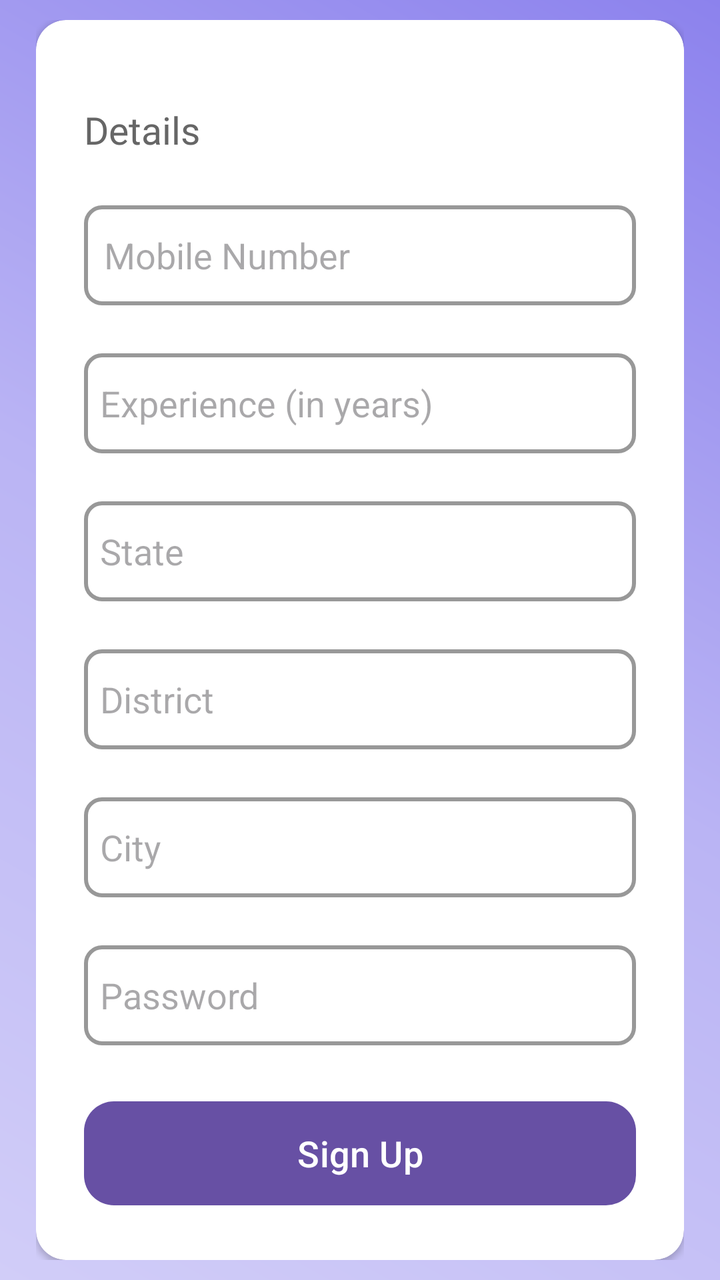
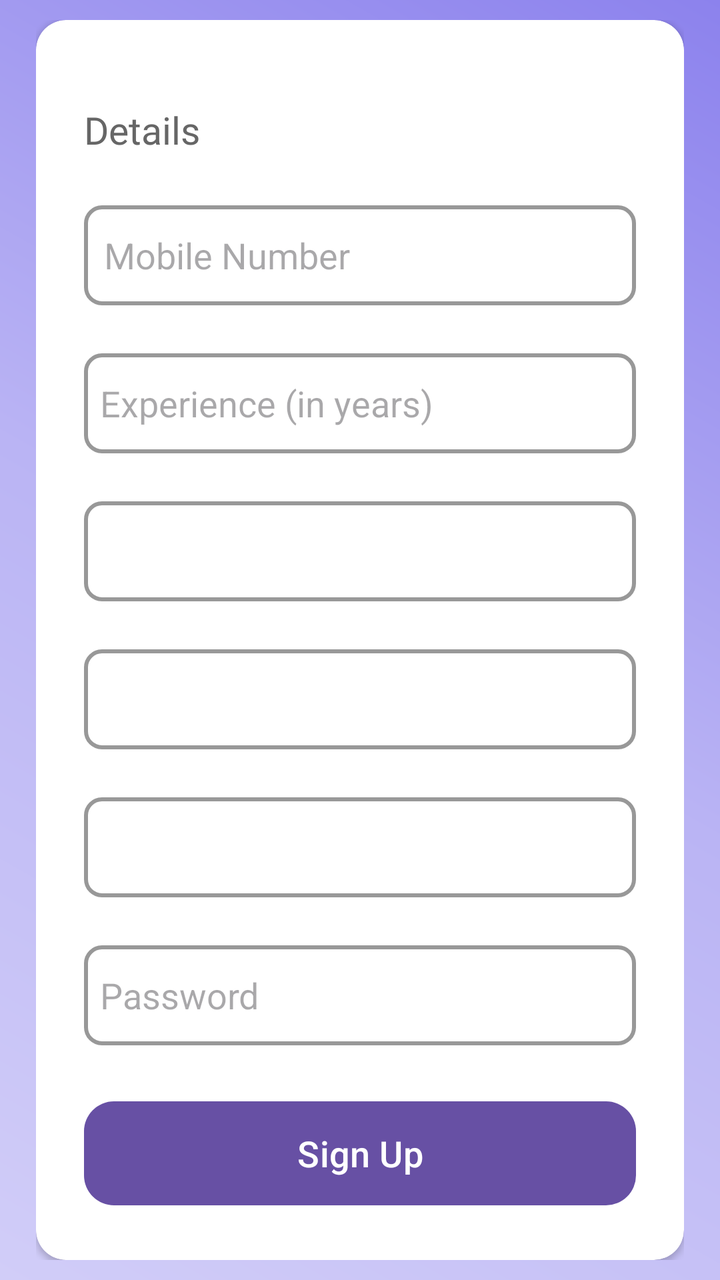

The first picture is an Android layout as it rendered before a commit; the second is the same layout after the commit. The layout source and the unified diff follow.
<!-- AndroidManifest.xml: application theme Theme.EDermaCareLatestt -->
<!-- res/layout/activity2_signup_dermatologist.xml -->
<?xml version="1.0" encoding="utf-8"?>
<RelativeLayout xmlns:android="http://schemas.android.com/apk/res/android"
    xmlns:tools="http://schemas.android.com/tools"
    xmlns:app="http://schemas.android.com/apk/res-auto"
    android:layout_width="match_parent"
    android:layout_height="match_parent"
    tools:context=".detectFragment1"
    android:paddingVertical="10dp"
    android:paddingHorizontal="18dp"
    android:background="@drawable/gradients">

    <androidx.cardview.widget.CardView
        android:id="@+id/card_view"
        android:layout_width="match_parent"
        android:layout_height="wrap_content"
        android:layout_margin="0dp"
        app:cardCornerRadius="15dp"
        android:layout_centerInParent="true">

        <LinearLayout
            android:layout_width="match_parent"
            android:layout_height="wrap_content"
            android:layout_gravity="center_horizontal"
            android:orientation="vertical"
            android:padding="24dp">

            <TextView
                android:id="@+id/textView"
                android:layout_width="match_parent"
                android:layout_height="wrap_content"
                android:layout_marginTop="18dp"
                android:fontFamily="@font/poppins"
                android:text="Details"
                android:textAlignment="textStart"
                android:textColor="@color/darkgray"
                android:textSize="19sp" />

            <EditText
                android:id="@+id/dermatologist_mobileNo"
                android:layout_width="match_parent"
                android:layout_height="50dp"
                android:layout_marginTop="25dp"
                android:background="@drawable/light_grey_border"
                android:drawablePadding="8dp"
                android:hint="Mobile Number"
                android:padding="10dp"
                android:textColor="@color/black" />

            <EditText
                android:id="@+id/dermatologist_experience"
                android:layout_width="match_parent"
                android:layout_height="50dp"
                android:layout_marginTop="24dp"
                android:background="@drawable/light_grey_border"
                android:drawablePadding="8dp"
                android:hint="Experience (in years)"
                android:padding="8dp"
                android:textColor="@color/black" />

            <EditText
                android:id="@+id/dermatologist_state"
                android:layout_width="match_parent"
                android:layout_height="50dp"
                android:layout_marginTop="24dp"
                android:background="@drawable/light_grey_border"
                android:drawablePadding="8dp"
                android:hint="State"
                android:padding="8dp"
                android:textColor="@color/black" />

            <EditText
                android:id="@+id/dermatologist_district"
                android:layout_width="match_parent"
                android:layout_height="50dp"
                android:layout_marginTop="24dp"
                android:background="@drawable/light_grey_border"
                android:drawablePadding="8dp"
                android:hint="District"
                android:padding="8dp"
                android:textColor="@color/black" />

            <EditText
                android:id="@+id/dermatologist_city"
                android:layout_width="match_parent"
                android:layout_height="50dp"
                android:layout_marginTop="24dp"
                android:background="@drawable/light_grey_border"
                android:drawablePadding="8dp"
                android:hint="City"
                android:padding="8dp"
                android:textColor="@color/black" />

            <EditText
                android:id="@+id/dermatologist_signup_password"
                android:layout_width="match_parent"
                android:layout_height="50dp"
                android:layout_marginTop="24dp"
                android:background="@drawable/light_grey_border"
                android:drawablePadding="8dp"
                android:hint="Password"
                android:inputType="textPassword"
                android:padding="8dp"
                android:textColor="@color/black" />

            <Button
                android:id="@+id/dermatologist_signup_button"
                android:layout_width="match_parent"
                android:layout_height="60dp"
                android:layout_marginTop="24dp"
                android:text="Sign Up"
                android:textSize="18sp"
                app:cornerRadius="15dp" />
        </LinearLayout>
    </androidx.cardview.widget.CardView>
</RelativeLayout>
<!-- resources referenced by this layout -->
<resources>
  <color name="black">#FF000000</color>
  <color name="darkgray">#666666</color>
  <!-- drawable gradients (drawable) -->
  <?xml version="1.0" encoding="utf-8"?>
  <shape
      android:shape = "rectangle"
      xmlns:android = "http://schemas.android.com/apk/res/android" >
  
      <gradient
          android:startColor = "#d1cdf8"
          android:centerColor = "#bab4f4"
          android:endColor = "#8c82ed"
          android:angle = "45"
          android:type = "linear" />
  </shape>
  <!-- drawable light_grey_border (drawable) -->
  <?xml version="1.0" encoding="utf-8"?>
  <shape xmlns:android="http://schemas.android.com/apk/res/android"
      android:shape="rectangle">
  
      <stroke
          android:width="2dp"
          android:color="@color/light_grey" />
  
      <corners
          android:radius="8dp" />
  </shape>
  <style name="Theme.EDermaCareLatestt" parent="Base.Theme.EDermaCareLatestt" />
  <color name="light_grey">#989898</color>
  <style name="Base.Theme.EDermaCareLatestt" parent="Theme.Material3.DayNight.NoActionBar">
          
          
      </style>
</resources>

<!-- the commit's change to res/layout/activity2_signup_dermatologist.xml (unified diff, before → after) -->
@@ -57,38 +57,68 @@
                 android:padding="8dp"
                 android:textColor="@color/black" />
 
-            <EditText
-                android:id="@+id/dermatologist_state"
+
+
+
+
+
+
+
+
+
+
+
+
+
+
+
+
+
+
+
+
+
+
+
+
+
+
+
+
+
+
+
+
+
+
+            <Spinner
+                android:id="@+id/spinnerState"
                 android:layout_width="match_parent"
                 android:layout_height="50dp"
                 android:layout_marginTop="24dp"
                 android:background="@drawable/light_grey_border"
-                android:drawablePadding="8dp"
-                android:hint="State"
                 android:padding="8dp"
-                android:textColor="@color/black" />
+                android:spinnerMode="dropdown" />
 
-            <EditText
-                android:id="@+id/dermatologist_district"
+            
+            <Spinner
+                android:id="@+id/spinnerDistrict"
                 android:layout_width="match_parent"
                 android:layout_height="50dp"
                 android:layout_marginTop="24dp"
                 android:background="@drawable/light_grey_border"
-                android:drawablePadding="8dp"
-                android:hint="District"
                 android:padding="8dp"
-                android:textColor="@color/black" />
+                android:spinnerMode="dropdown" />
 
-            <EditText
-                android:id="@+id/dermatologist_city"
+            
+            <Spinner
+                android:id="@+id/spinnerCity"
                 android:layout_width="match_parent"
                 android:layout_height="50dp"
                 android:layout_marginTop="24dp"
                 android:background="@drawable/light_grey_border"
-                android:drawablePadding="8dp"
-                android:hint="City"
                 android:padding="8dp"
-                android:textColor="@color/black" />
+                android:spinnerMode="dropdown" />
 
             <EditText
                 android:id="@+id/dermatologist_signup_password"
